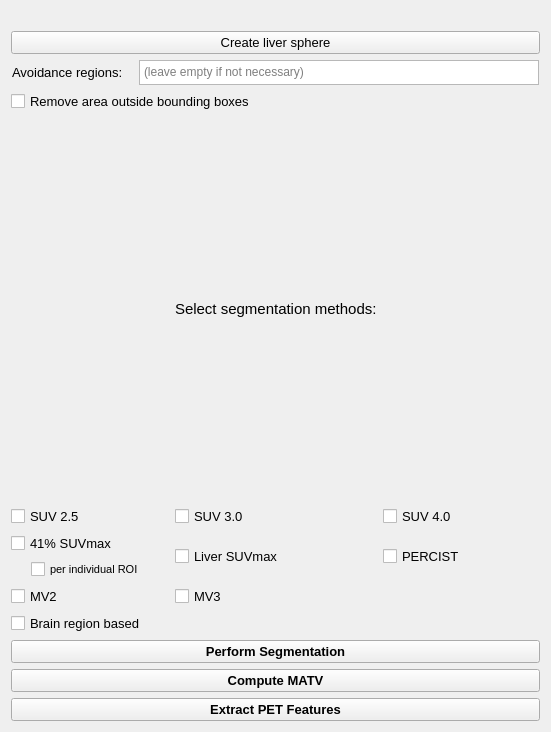
Qt form MUSTsegmenter/Resources/UI/MUSTsegmenter.ui (kyliekeijzer/Slicer-PET-MUST-segmenter) before a commit.
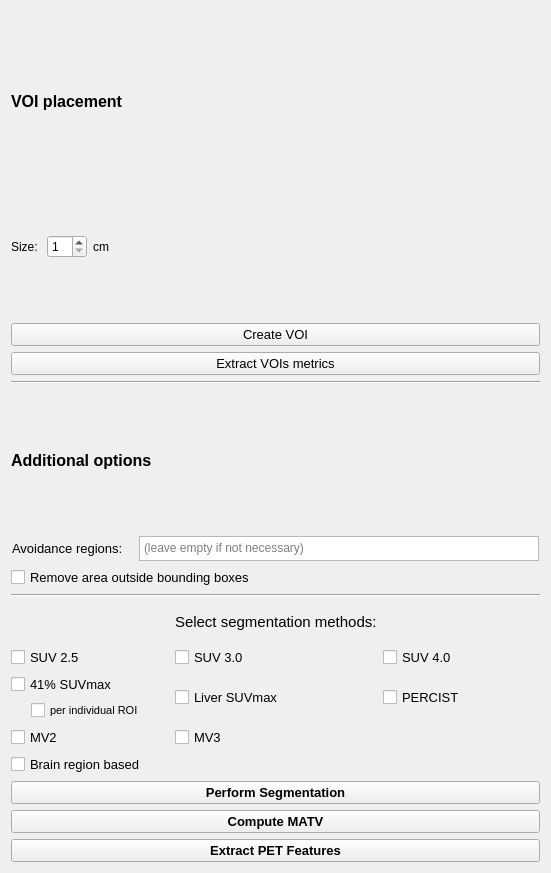
The same form after that commit. Custom widgets are drawn as their Qt base class.

Commit message: Functionality to extract features from VOIs + addition of SUVpeak

Diff of the .ui file:
```diff
--- a/MUSTsegmenter/Resources/UI/MUSTsegmenter.ui
+++ b/MUSTsegmenter/Resources/UI/MUSTsegmenter.ui
@@ -7,7 +7,7 @@
     <x>0</x>
     <y>0</y>
     <width>551</width>
-    <height>732</height>
+    <height>873</height>
    </rect>
   </property>
   <property name="sizePolicy">
@@ -52,14 +52,107 @@
     </widget>
    </item>
    <item>
-    <widget class="QPushButton" name="liverSphereButton">
+    <widget class="QLabel" name="label_3">
      <property name="font">
       <font>
+       <pointsize>12</pointsize>
+       <weight>75</weight>
+       <bold>true</bold>
+      </font>
+     </property>
+     <property name="text">
+      <string>VOI placement</string>
+     </property>
+     <property name="margin">
+      <number>3</number>
+     </property>
+    </widget>
+   </item>
+   <item>
+    <layout class="QHBoxLayout" name="horizontalLayout_3">
+     <item>
+      <widget class="QLabel" name="label_5">
+       <property name="maximumSize">
+        <size>
+         <width>30</width>
+         <height>16777215</height>
+        </size>
+       </property>
+       <property name="text">
+        <string>Size:</string>
+       </property>
+      </widget>
+     </item>
+     <item>
+      <widget class="QSpinBox" name="voiSize">
+       <property name="maximumSize">
+        <size>
+         <width>40</width>
+         <height>16777215</height>
+        </size>
+       </property>
+       <property name="minimum">
+        <number>1</number>
+       </property>
+       <property name="maximum">
+        <number>10</number>
+       </property>
+      </widget>
+     </item>
+     <item>
+      <widget class="QLabel" name="label_4">
+       <property name="text">
+        <string>cm</string>
+       </property>
+      </widget>
+     </item>
+    </layout>
+   </item>
+   <item>
+    <widget class="QPushButton" name="createVoiButton">
+     <property name="font">
+      <font>
        <pointsize>10</pointsize>
       </font>
      </property>
      <property name="text">
-      <string>Create liver sphere</string>
+      <string>Create VOI</string>
+     </property>
+    </widget>
+   </item>
+   <item>
+    <widget class="QPushButton" name="extractVOIsMetricsButton">
+     <property name="font">
+      <font>
+       <pointsize>10</pointsize>
+      </font>
+     </property>
+     <property name="text">
+      <string>Extract VOIs metrics</string>
+     </property>
+    </widget>
+   </item>
+   <item>
+    <widget class="Line" name="line">
+     <property name="orientation">
+      <enum>Qt::Horizontal</enum>
+     </property>
+    </widget>
+   </item>
+   <item>
+    <widget class="QLabel" name="label_2">
+     <property name="font">
+      <font>
+       <pointsize>12</pointsize>
+       <weight>75</weight>
+       <bold>true</bold>
+      </font>
+     </property>
+     <property name="text">
+      <string>Additional options</string>
+     </property>
+     <property name="margin">
+      <number>3</number>
      </property>
     </widget>
    </item>
@@ -146,6 +239,13 @@
      </property>
     </widget>
    </item>
+   <item>
+    <widget class="Line" name="line_2">
+     <property name="orientation">
+      <enum>Qt::Horizontal</enum>
+     </property>
+    </widget>
+   </item>
    <item>
     <spacer name="verticalSpacer">
      <property name="orientation">
```
The commit also changes 1 other file.
